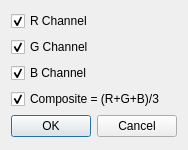
The window that qCC/ui_templates/scalarFieldFromColorDlg.ui (CloudCompare/CloudCompare) describes before a commit, drawn with Qt 5.
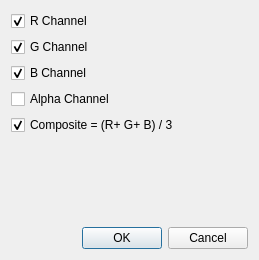
The same window after the commit.

Commit message: Moving default color for points (and vertices) to RGBA

Patch:
```diff
--- a/qCC/ui_templates/scalarFieldFromColorDlg.ui
+++ b/qCC/ui_templates/scalarFieldFromColorDlg.ui
@@ -6,15 +6,13 @@
    <rect>
     <x>0</x>
     <y>0</y>
-    <width>174</width>
-    <height>150</height>
+    <width>259</width>
+    <height>260</height>
    </rect>
   </property>
   <property name="windowTitle">
    <string>SF from RGB</string>
   </property>
-  <layout class="QVBoxLayout" name="verticalLayout_2">
-   <item>
     <layout class="QVBoxLayout" name="verticalLayout">
      <item>
       <widget class="QCheckBox" name="checkBoxR">
@@ -46,17 +44,35 @@
        </property>
       </widget>
      </item>
+   <item>
+    <widget class="QCheckBox" name="checkBoxA">
+     <property name="text">
+      <string>Alpha Channel</string>
+     </property>
+    </widget>
+   </item>
      <item>
       <widget class="QCheckBox" name="checkBoxComposite">
        <property name="text">
-        <string>Composite = (R+G+B)/3</string>
+      <string>Composite = (R+ G+ B) / 3</string>
        </property>
        <property name="checked">
         <bool>true</bool>
        </property>
       </widget>
      </item>
-    </layout>
+   <item>
+    <spacer name="verticalSpacer">
+     <property name="orientation">
+      <enum>Qt::Vertical</enum>
+     </property>
+     <property name="sizeHint" stdset="0">
+      <size>
+       <width>20</width>
+       <height>40</height>
+      </size>
+     </property>
+    </spacer>
    </item>
    <item>
     <widget class="QDialogButtonBox" name="buttonBox">
```
Lines whose indentation alone changed are shown as unchanged. The commit also changes 57 other files.
